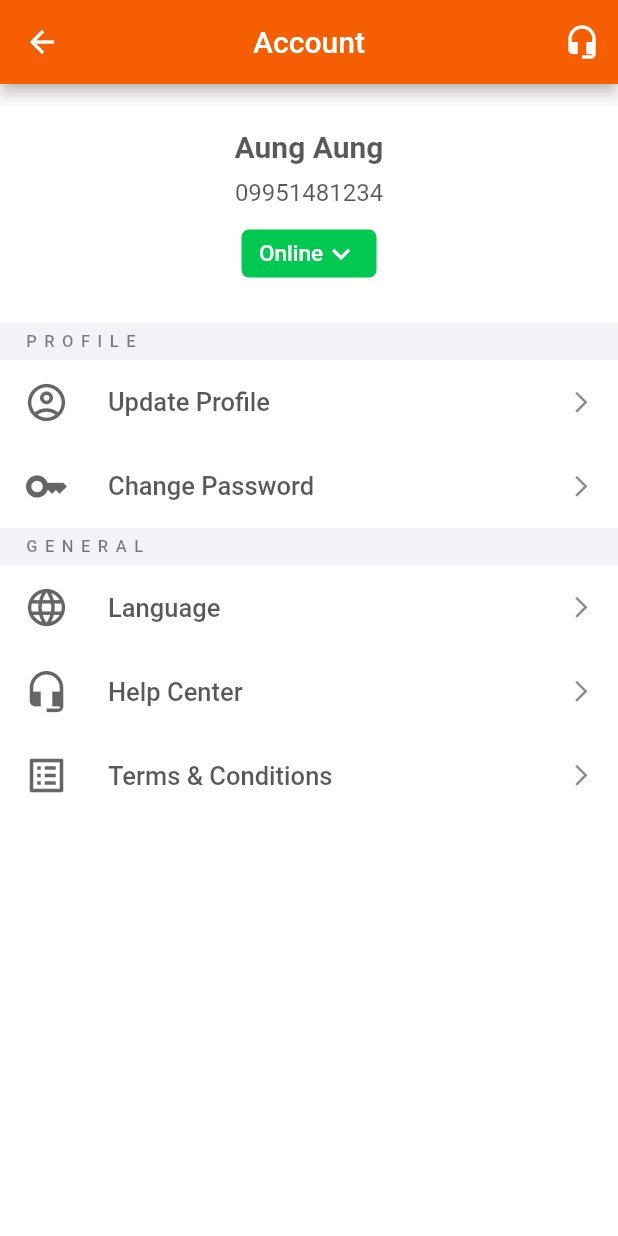
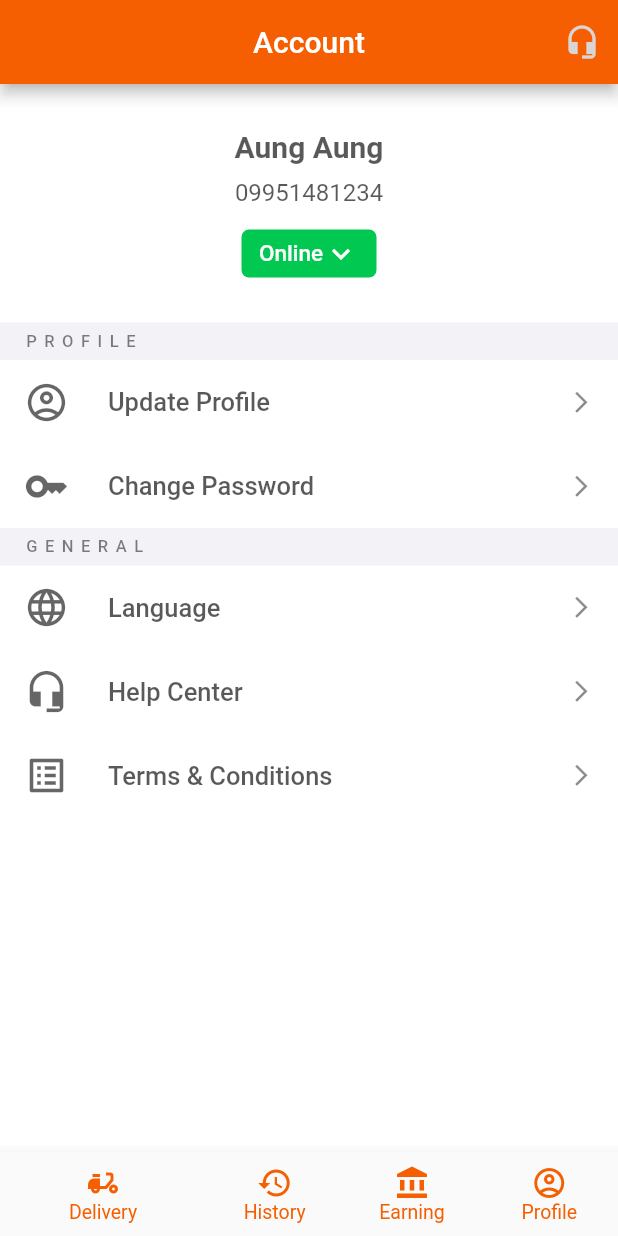
Before and after one commit to kkz40401637/riderapp, a Flutter app: the OrderScreen screen opened directly, item 4 of the bottom bar chosen, after a tap on the "headset mic" icon, on a phone screen of 412 x 824 dp. Run offline on Flutter 3.47's test engine with Material 2 defaults, Android fonts, the phone set to English and light mode, and no system bars; our stand-ins replace awesome_dialog, bloc, flutter_bloc, flutter_secure_storage; accounts and stored records are empty; network calls fail.

Commit message:
Update Ui

```diff
--- /dev/null
+++ b/lib/ui/delivery_page.dart
@@ -0,0 +1,55 @@
+import 'package:apitestinglogin/ui/widgets/list_view_behavior.dart';
+import 'package:flutter/material.dart';
+
+class DeliveryPage extends StatefulWidget {
+  const DeliveryPage({Key? key}) : super(key: key);
+
+  @override
+  State<DeliveryPage> createState() => _DeliveryPageState();
+}
+
+class _DeliveryPageState extends State<DeliveryPage> {
+  @override
+  Widget build(BuildContext context) {
+    return DefaultTabController(
+      length: 3,
+      child: Scaffold(
+        body: Column(
+          children: [
+            SizedBox(
+              height: 50,
+              child: AppBar(
+                backgroundColor: const Color(0xFF5A5A5A),
+                bottom: const TabBar(
+                  tabs: [
+                    Tab(
+                      text: 'UPCOMING',
+                    ),
+                    Tab(
+                      text: 'IN PROGRESS',
+                    ),
+                    Tab(
+                      text: 'FINISHED',
+                    )
+                  ],
+                  labelColor: Colors.white,
+                  indicatorColor: Colors.white,
+                  unselectedLabelColor: Colors.white,
+                ),
+              ),
+            ),
+            const Expanded(
+              child: TabBarView(
+                children: [
+                  Text('UpComing'),
+                  Text("In Progress"),
+                  Text('Finished'),
+                ],
+              ),
+            ),
+          ],
+        ),
+      ),
+    );
+  }
+}
--- a/lib/ui/fooder.dart
+++ /dev/null
@@ -1,141 +0,0 @@
-import 'package:apitestinglogin/ui/profile.dart';
-import 'package:apitestinglogin/ui/order_screen.dart';
-import 'package:flutter/material.dart';
-
-class Fooder extends StatefulWidget {
-  const Fooder({Key? key}) : super(key: key);
-
-  @override
-  State<Fooder> createState() => _FooderState();
-}
-
-class _FooderState extends State<Fooder> {
-  int selectedPage=0;
-  @override
-  Widget build(BuildContext context) {
-    return Container(
-
-      child: Column(
-
-        crossAxisAlignment: CrossAxisAlignment.center,
-        mainAxisSize: MainAxisSize.max,
-        mainAxisAlignment: MainAxisAlignment.end,
-        children: [
-          Row(
-            children: [
-              Flexible(
-                flex: 1,
-                fit: FlexFit.tight,
-                child: InkWell(
-                  onTap: () {
-
-                  },
-                  child: Container(
-                    decoration: BoxDecoration(
-                      color: Color(0xFFF55F01),
-                      border: Border(
-                          top: BorderSide(color: Colors.white, width: 0.1),
-                          left: BorderSide(color: Colors.white, width: 0.1),
-                          right: BorderSide(color: Colors.white, width: 0.1),
-                          bottom: BorderSide(color: Colors.white,)),
-                    ),
-                    height: 50,
-                    child: Center(
-                        child: Text(
-                          "UPCOMING",
-                          style: TextStyle(color: Colors.white),
-                        )),
-                  ),
-                ),
-              ),
-              Flexible(
-                flex: 1,
-                fit: FlexFit.tight,
-                child: InkWell(
-                  onTap: () {
-
-                  },
-                  child: Container(
-                    decoration: BoxDecoration(
-                      color: Color(0xFFF55F01),
-                      border: Border(
-                          top: BorderSide(color: Colors.white, width: 0.1),
-                          left: BorderSide(color: Colors.white, width: 0.1),
-                          right: BorderSide(color: Colors.white, width: 0.1),
-                          bottom: BorderSide(color: Colors.white,)),
-                    ),
-                    height: 50,
-                    child: Center(
-                        child: Text(
-                          "IN PROGRESS",
-                          style: TextStyle(color: Colors.white),
-                        )),
-                  ),
-                ),
-              ),
-
-
-              Flexible(
-                flex: 1,
-                fit: FlexFit.tight,
-                child: InkWell(
-                  onTap: () {
-
-                  },
-                  child: Container(
-                    decoration: BoxDecoration(
-                      color: Color(0xFFF55F01),
-                      border: Border(
-                          top: BorderSide(color: Colors.white, width: 0.1),
-                          left: BorderSide(color: Colors.white, width: 0.1),
-                          right: BorderSide(color: Colors.white, width: 0.1),
-                          bottom: BorderSide(color: Colors.white,)),
-                    ),
-                    height: 50,
-                    child: Center(
-                        child: Text(
-                          "FINISHED",
-                          style: TextStyle(color: Colors.white),
-                        )),
-                  ),
-                ),
-              ),
-
-
-              Flexible(
-                flex: 1,
-                fit: FlexFit.tight,
-                child: InkWell(
-                  onTap: () {
-                    Navigator.of(context).push(
-                        MaterialPageRoute(builder: (context) => Profile()));
-                  },
-
-                  child: Container(
-
-                    child: Column(
-
-                      mainAxisAlignment: MainAxisAlignment.center,
-
-                      children: <Widget>[
-
-                        Icon(Icons.person), // <-- Icon
-                        Text("Profile"), // <-- Text
-                      ],
-                    ),
-                  )
-                ),
-              ),
-
-
-
-            ],
-          )
-        ],
-      ),
-    );
-
-  }
-
-
-}
--- a/lib/ui/order_screen.dart
+++ b/lib/ui/order_screen.dart
@@ -1,19 +1,9 @@
-import 'package:apitestinglogin/ui/widgets/my_drawer.dart';
+import 'package:apitestinglogin/ui/earning_page.dart';
+import 'package:apitestinglogin/ui/history_page.dart';
+import 'package:apitestinglogin/ui/profile_page.dart';
 import 'package:flutter/material.dart';
 
-import 'fooder.dart';
-import 'package:flutter/material.dart';
-import 'package:flutter/services.dart';
-import 'package:flutter_bloc/flutter_bloc.dart';
-
-// import 'package:foodie_admin/models/orderL_list_model.dart';
-
-import 'package:intl/intl.dart';
-
-import '../services/bloc/bloc/cubit/auth_cubit.dart';
-import '../services/bloc/get_profile/get_profile_cubit.dart';
-
-
+import 'delivery_page.dart';
 
 class OrderScreen extends StatefulWidget {
   const OrderScreen({Key? key}) : super(key: key);
@@ -23,119 +13,82 @@ class OrderScreen extends StatefulWidget {
 }
 
 class _OrderScreenState extends State<OrderScreen> {
+  int pageIndex = 0;
+  List pageLists = [
+    const DeliveryPage(),
+    const HistoryPage(),
+    const EarningPage(),
+    const ProfilePage(),
+  ];
   @override
   Widget build(BuildContext context) {
     return Scaffold(
-      drawer: MyDrawer(),
+      bottomNavigationBar: BottomNavigationBar(
+        items: const [
+          BottomNavigationBarItem(
+              icon: Icon(
+                Icons.delivery_dining,
+              ),
+              label: 'Delivery'),
+          BottomNavigationBarItem(
+              icon: Icon(
+                Icons.history,
+              ),
+              label: 'History'),
+          BottomNavigationBarItem(
+              icon: Icon(
+                Icons.account_balance,
+              ),
+              label: 'Earning'),
+          BottomNavigationBarItem(
+              icon: Icon(
+                Icons.account_circle_outlined,
+              ),
+              label: 'Profile'),
+        ],
+        selectedItemColor: const Color(0xFFF55F01),
+        unselectedItemColor: const Color(0xFFF55F01),
+        showUnselectedLabels: true,
+        selectedFontSize: 13,
+        unselectedFontSize: 13,
+        onTap: (value) {
+          setState(() {
+            pageIndex = value;
+          });
+        },
+      ),
       appBar: AppBar(
-        iconTheme: IconThemeData(color: Color.fromARGB(255, 219, 212, 212)),
-        backgroundColor: Color(0xFFF55F01),
-        title: Text('Delivery'),
+        iconTheme:
+            const IconThemeData(color: Color.fromARGB(255, 219, 212, 212)),
+        backgroundColor: const Color(0xFFF55F01),
+        title: Text(
+          textTileChange(pageIndex),
+          style: const TextStyle(
+            color: Colors.white,
+          ),
+        ),
         centerTitle: true,
-        actions:<Widget> [
-            IconButton(
-              icon: Icon(Icons.call) ,
-              onPressed: () {
-
-              },
-            )
+        actions: <Widget>[
+          IconButton(
+            icon: const Icon(Icons.headset_mic),
+            onPressed: () {},
+          )
         ],
-       ),
-
+      ),
       extendBody: true,
-
-      body: Center(
-
-        child: Column(
-              children: [
-                Row(
-                  children: [
-                    Flexible(
-                      flex: 1,
-                      fit: FlexFit.tight,
-                      child: InkWell(
-                        onTap: () {
-
-                        },
-                        child: Container(
-                          decoration: BoxDecoration(
-                            color: Color.fromARGB(255, 78, 72, 72),
-                            border: Border(
-                                top: BorderSide(color: Colors.white, width: 0.1),
-                                left: BorderSide(color: Colors.white, width: 0.1),
-                                right: BorderSide(color: Colors.white, width: 0.1),
-                                bottom: BorderSide(color: Colors.white,)),
-                          ),
-                          height: 50,
-                          child: Center(
-                              child: Text(
-                                "UPCOMING",
-                                style: TextStyle(color: Colors.white),
-                              )),
-                        ),
-                      ),
-                    ),
-                    Flexible(
-                      flex: 1,
-                      fit: FlexFit.tight,
-                      child: InkWell(
-                        onTap: () {
-
-                        },
-                        child: Container(
-                          decoration: BoxDecoration(
-                            color: Color.fromARGB(255, 78, 72, 72),
-                            border: Border(
-                                top: BorderSide(color: Colors.white, width: 0.1),
-                                left: BorderSide(color: Colors.white, width: 0.1),
-                                right: BorderSide(color: Colors.white, width: 0.1),
-                                bottom: BorderSide(color: Colors.white,)),
-                          ),
-                          height: 50,
-                          child: Center(
-                              child: Text(
-                                "IN PROGRESS",
-                                style: TextStyle(color: Colors.white),
-                              )),
-                        ),
-                      ),
-                    ),
-
-
-                    Flexible(
-                      flex: 1,
-                      fit: FlexFit.tight,
-                      child: InkWell(
-                        onTap: () {
-
-                        },
-                        child: Container(
-                          decoration: BoxDecoration(
-                            color: Color.fromARGB(255, 78, 72, 72),
-                            border: Border(
-                                top: BorderSide(color: Colors.white, width: 0.1),
-                                left: BorderSide(color: Colors.white, width: 0.1),
-                                right: BorderSide(color: Colors.white, width: 0.1),
-                                bottom: BorderSide(color: Colors.white,)),
-                          ),
-                          height: 50,
-                          child: Center(
-                              child: Text(
-                                "FINISHED",
-                                style: TextStyle(color: Colors.white),
-                              )),
-                        ),
-                      ),
-                    ),
-
-
-                  ],
-                )
-              ],
-        ),
-      ),
-      bottomNavigationBar: Fooder(),
-
+      body: pageLists[pageIndex],
     );
   }
+
+  String textTileChange(int pageIndex) {
+    if (pageIndex == 0) {
+      return 'Delivery';
+    } else if (pageIndex == 1) {
+      return 'History';
+    } else if (pageIndex == 2) {
+      return 'Earning';
+    } else {
+      return 'Account';
+    }
+  }
 }
--- a/lib/ui/profile.dart
+++ b/lib/ui/profile_page.dart
@@ -1,36 +1,19 @@
 import 'package:flutter/material.dart';
 
-import 'fooder.dart';
-class Profile extends StatefulWidget {
-  const Profile({Key? key}) : super(key: key);
+class ProfilePage extends StatefulWidget {
+  const ProfilePage({Key? key}) : super(key: key);
 
   @override
-  State<Profile> createState() => _ProfileState();
+  State<ProfilePage> createState() => _ProfilePageState();
 }
 
-class _ProfileState extends State<Profile> {
+class _ProfilePageState extends State<ProfilePage> {
   @override
   Widget build(BuildContext context) {
     double width = MediaQuery.of(context).size.width;
 
     return Scaffold(
       backgroundColor: Colors.white,
-      appBar: AppBar(
-        backgroundColor: const Color(0xffF55F01),
-        centerTitle: true,
-        title: const Text(
-          'Account',
-          style: TextStyle(
-            color: Colors.white,
-          ),
-        ),
-        actions: [
-          IconButton(
-            onPressed: () {},
-            icon: const Icon(Icons.headset_mic),
-          ),
-        ],
-      ),
       body: SizedBox(
         width: width,
         child: Column(
@@ -127,11 +110,8 @@ class _ProfileState extends State<Profile> {
           ],
         ),
       ),
-
     );
-
   }
-
 }
 
 class EachSettingListTile extends StatelessWidget {
@@ -198,6 +178,5 @@ class TitleTextAccountPage extends StatelessWidget {
         ),
       ),
     );
-
   }
 }
```
Also changed, not shown: lib/ui/earning_page.dart (added, +230 -0 lines), lib/ui/history_date_selected_card.dart (added, +61 -0 lines), lib/ui/history_page.dart (added, +15 -0 lines), lib/ui/widgets/list_view_behavior.dart (added, +9 -0 lines).
